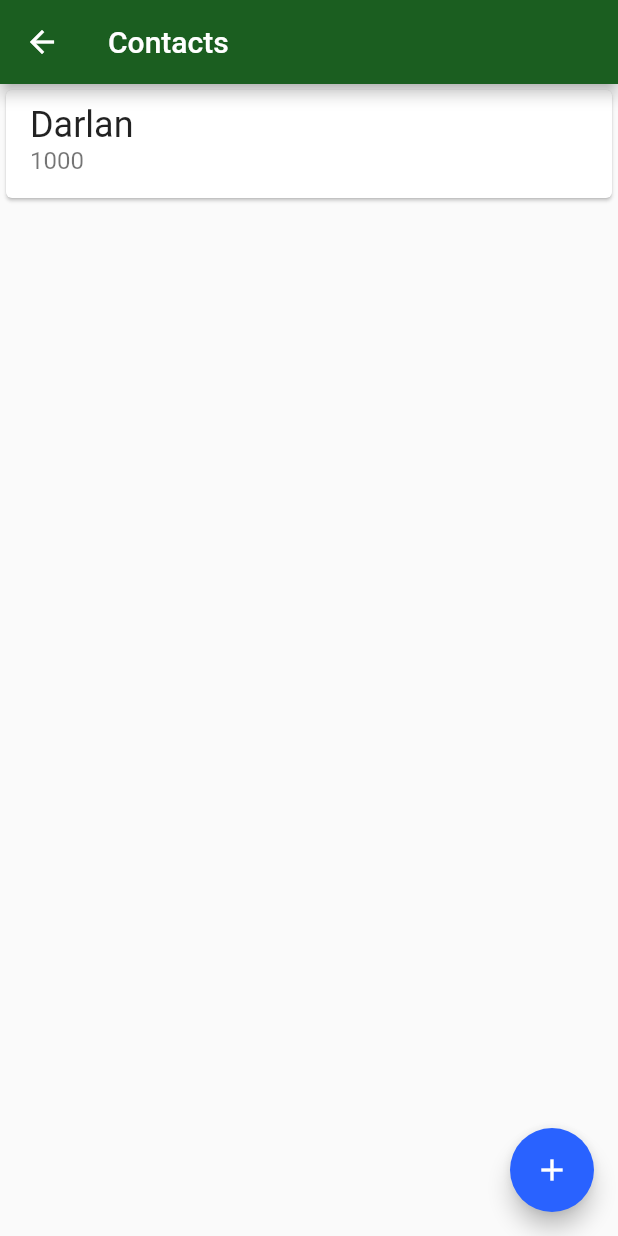
After one commit to gabrieldarlan/bytebank_flutter_persistencia, a Flutter app: the screen it shows after launch, after a tap on "Contacts", on a phone screen of 412 x 824 dp. The commit adds this screen. Run offline on Flutter 3.47's test engine with Material 2 defaults, Android fonts, the phone set to English and light mode, and no system bars.

Commit message:
aula 02 - 01 Implementando a lista de contatos

```diff
--- a/lib/main.dart
+++ b/lib/main.dart
@@ -1,3 +1,5 @@
+import 'package:bytebank/screens/contacts_list.dart';
+import 'package:bytebank/screens/dashboard.dart';
 import 'package:flutter/material.dart';
 
 void main() => runApp(BytebankApp());
@@ -20,51 +22,3 @@ class BytebankApp extends StatelessWidget {
     );
   }
 }
-
-class Dashboard extends StatelessWidget {
-  @override
-  Widget build(BuildContext context) {
-    return Scaffold(
-      appBar: AppBar(
-        title: Text('Dashoard'),
-      ),
-      body: Column(
-        mainAxisAlignment: MainAxisAlignment.spaceBetween,
-        crossAxisAlignment: CrossAxisAlignment.start,
-        children: <Widget>[
-          Padding(
-            child: Image.asset('images/bytebank_logo.png'),
-            padding: const EdgeInsets.all(8.0),
-          ),
-          Padding(
-            padding: const EdgeInsets.all(8.0),
-            child: Container(
-              padding: EdgeInsets.all(8.0),
-              height: 100,
-              width: 150,
-              color: Theme.of(context).primaryColor,
-              child: Column(
-                mainAxisAlignment: MainAxisAlignment.spaceBetween,
-                crossAxisAlignment: CrossAxisAlignment.start,
-                children: <Widget>[
-                  Icon(
-                    Icons.people,
-                    color: Colors.white,
-                    size: 24.0,
-                  ),
-                  Text(
-                    'Contacts',
-                    style: TextStyle(
-                      color: Colors.white,
-                      fontSize: 16.0,
-                    ),
-                  ),
-                ],
-              ),
-            ),
-          )
-        ],
-      ),
-    );
-  }
-}
--- /dev/null
+++ b/lib/screens/contacts_list.dart
@@ -0,0 +1,34 @@
+import 'package:flutter/material.dart';
+
+class ContactsList extends StatelessWidget {
+  @override
+  Widget build(BuildContext context) {
+    return Scaffold(
+      appBar: AppBar(
+        title: Text('Contacts'),
+      ),
+      body: ListView(
+        children: <Widget>[
+          Card(
+            child: ListTile(
+              title: Text(
+                'Darlan',
+                style: TextStyle(fontSize: 24.0),
+              ),
+              subtitle: Text(
+                '1000',
+                style: TextStyle(fontSize: 16.0),
+              ),
+            ),
+          )
+        ],
+      ),
+      floatingActionButton: FloatingActionButton(
+        onPressed: () {},
+        child: Icon(
+          Icons.add,
+        ),
+      ),
+    );
+  }
+}
--- /dev/null
+++ b/lib/screens/dashboard.dart
@@ -0,0 +1,61 @@
+import 'package:bytebank/screens/contacts_list.dart';
+import 'package:flutter/material.dart';
+
+class Dashboard extends StatelessWidget {
+  @override
+  Widget build(BuildContext context) {
+    return Scaffold(
+      appBar: AppBar(
+        title: Text('Dashoard'),
+      ),
+      body: Column(
+        mainAxisAlignment: MainAxisAlignment.spaceBetween,
+        crossAxisAlignment: CrossAxisAlignment.start,
+        children: <Widget>[
+          Padding(
+            child: Image.asset('images/bytebank_logo.png'),
+            padding: const EdgeInsets.all(8.0),
+          ),
+          Padding(
+            padding: const EdgeInsets.all(8.0),
+            child: Material(
+              color: Theme.of(context).primaryColor,
+              child: InkWell(
+                onTap: () {
+                  Navigator.of(context).push(
+                    MaterialPageRoute(
+                      builder: (context) => ContactsList(),
+                    ),
+                  );
+                },
+                child: Container(
+                  padding: EdgeInsets.all(8.0),
+                  height: 100,
+                  width: 150,
+                  child: Column(
+                    mainAxisAlignment: MainAxisAlignment.spaceBetween,
+                    crossAxisAlignment: CrossAxisAlignment.start,
+                    children: <Widget>[
+                      Icon(
+                        Icons.people,
+                        color: Colors.white,
+                        size: 24.0,
+                      ),
+                      Text(
+                        'Contacts',
+                        style: TextStyle(
+                          color: Colors.white,
+                          fontSize: 16.0,
+                        ),
+                      ),
+                    ],
+                  ),
+                ),
+              ),
+            ),
+          )
+        ],
+      ),
+    );
+  }
+}
```
